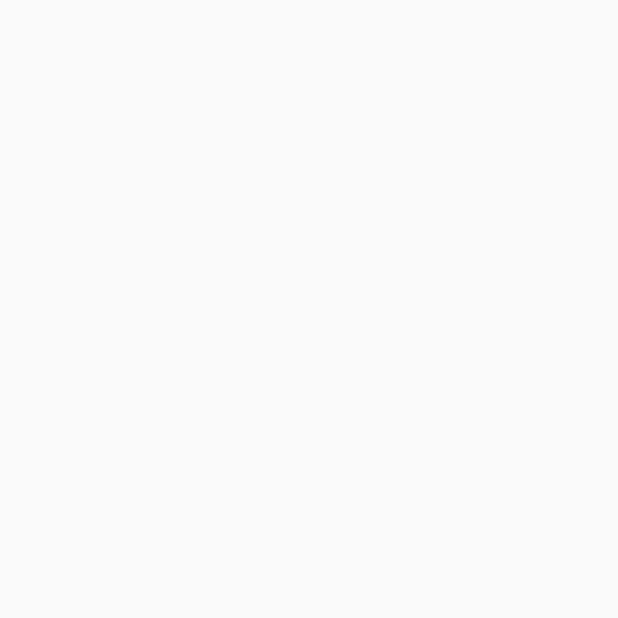
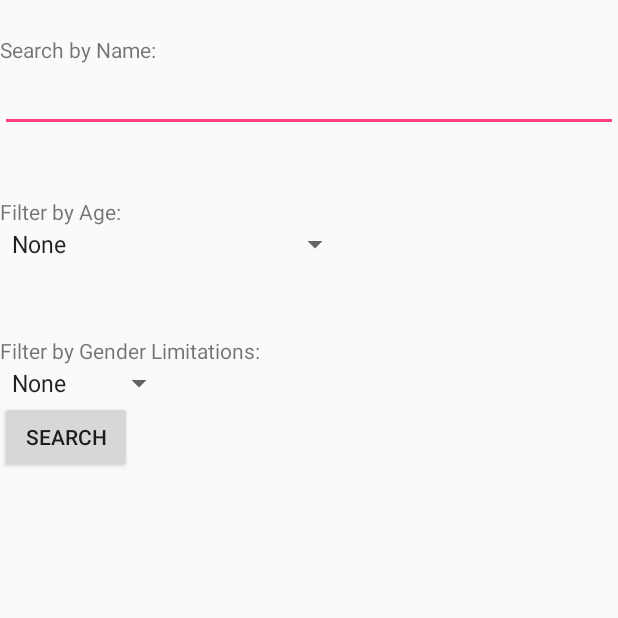
Before and after one commit to suinyun/Perfect-Cube, an Android app: the SearchActivity screen opened directly, with no data from a screen before it, on a phone screen of 412 x 824 dp, the top half of it. Before the commit the part shown is empty. Run offline under Robolectric (Android 15) with nearby library versions, the phone set to English and light mode, and no system bars.

Commit message:
added search screen & its activity

```diff
--- a/app/src/main/java/edu/team27/perfectcube/controller/SearchActivity.java
+++ b/app/src/main/java/edu/team27/perfectcube/controller/SearchActivity.java
@@ -1,10 +1,99 @@
 package edu.team27.perfectcube.controller;
 
 import android.app.Activity;
+import android.content.Intent;
+import android.os.Bundle;
+import android.view.View;
+import android.widget.AdapterView;
+import android.widget.ArrayAdapter;
+import android.widget.Button;
+import android.widget.EditText;
+import android.widget.Spinner;
+
+import edu.team27.perfectcube.R;
 
 /**
  * Created by emmad on 3/11/2018.
  */
 
 public class SearchActivity extends Activity {
+
+    Spinner genderSpinner;
+    Spinner ageSpinner;
+    Button searchButton;
+
+    String filterGender;
+    String filterAge;
+    String filterName;
+
+    protected void onCreate(Bundle savedInstanceState) {
+        super.onCreate(savedInstanceState);
+        setContentView(R.layout.activity_search);
+
+        EditText simpleEditText = (EditText) findViewById(R.id.name_entry);
+        filterName = simpleEditText.getText().toString();
+
+        genderSpinner = findViewById(R.id.gender_spinner);
+        // Create an ArrayAdapter using the string array and a default spinner layout
+        ArrayAdapter<CharSequence> genderadapter = ArrayAdapter.createFromResource(this,
+                R.array.gender_spinner_array, android.R.layout.simple_spinner_item);
+        // Specify the layout to use when the list of choices appears
+        genderadapter.setDropDownViewResource(android.R.layout.simple_spinner_dropdown_item);
+        // Apply the adapter to the spinner
+        genderSpinner.setAdapter(genderadapter);
+        genderSpinner.setOnItemSelectedListener(new AdapterView.OnItemSelectedListener() {
+
+            @Override
+            public void onItemSelected(AdapterView<?> adapterView, View view,
+                                       int position, long id) {
+                filterGender = adapterView.getItemAtPosition(position).toString();
+
+
+            }
+
+            @Override
+            public void onNothingSelected(AdapterView<?> adapterView) {
+                filterGender = "None";
+
+            }
+        });
+
+
+        ageSpinner = findViewById(R.id.age_spinner);
+        // Create an ArrayAdapter using the string array and a default spinner layout
+        ArrayAdapter<CharSequence> ageadapter = ArrayAdapter.createFromResource(this,
+                R.array.age_spinner_array, android.R.layout.simple_spinner_item);
+        // Specify the layout to use when the list of choices appears
+        ageadapter.setDropDownViewResource(android.R.layout.simple_spinner_dropdown_item);
+        // Apply the adapter to the spinner
+        ageSpinner.setAdapter(ageadapter);
+        ageSpinner.setOnItemSelectedListener(new AdapterView.OnItemSelectedListener() {
+
+            @Override
+            public void onItemSelected(AdapterView<?> adapterView, View view,
+                                       int position, long id) {
+                filterAge = adapterView.getItemAtPosition(position).toString();
+
+
+            }
+
+            @Override
+            public void onNothingSelected(AdapterView<?> adapterView) {
+                filterAge = "None";
+
+            }
+        });
+
+        searchButton = findViewById(R.id.execute_search_button);
+
+        searchButton.setOnClickListener(new View.OnClickListener() {
+            @Override
+            public void onClick(View view) {
+                Intent intent = new Intent(getApplicationContext(), ListActivity.class);
+                startActivity(intent);
+
+            }
+        });
+    }
+
 }
--- a/app/src/main/res/layout/activity_search.xml
+++ b/app/src/main/res/layout/activity_search.xml
@@ -1,6 +1,78 @@
 <?xml version="1.0" encoding="utf-8"?>
-<android.support.constraint.ConstraintLayout
-    xmlns:android="http://schemas.android.com/apk/res/android" android:layout_width="match_parent"
+<RelativeLayout
+    xmlns:android="http://schemas.android.com/apk/res/android"
+    xmlns:app="http://schemas.android.com/apk/res-auto"
+    android:layout_width="match_parent"
     android:layout_height="match_parent">
 
-</android.support.constraint.ConstraintLayout>
+    <TextView
+        android:id="@+id/textView5"
+        android:layout_width="wrap_content"
+        android:layout_height="wrap_content"
+        android:layout_alignParentStart="true"
+        android:layout_alignParentTop="true"
+        android:layout_marginTop="23dp"
+        android:text="Search by Name:"
+        app:layout_constraintBottom_toTopOf="@+id/name_entry"
+        app:layout_constraintEnd_toEndOf="parent"
+        app:layout_constraintStart_toStartOf="parent" />
+
+    <EditText
+        android:id="@+id/name_entry"
+        android:layout_width="match_parent"
+        android:layout_height="wrap_content"
+        android:layout_alignParentStart="true"
+        android:layout_below="@+id/textView5" />
+
+
+    <TextView
+        android:id="@+id/textView4"
+        android:layout_width="wrap_content"
+        android:layout_height="wrap_content"
+        android:layout_alignParentStart="true"
+        android:layout_below="@+id/name_entry"
+        android:layout_marginTop="43dp"
+        android:text="Filter by Age:"
+        app:layout_constraintBottom_toTopOf="@+id/age_spinner"
+        app:layout_constraintEnd_toEndOf="parent"
+        app:layout_constraintStart_toStartOf="parent" />
+
+    <Spinner
+        android:id="@+id/age_spinner"
+        android:layout_width="wrap_content"
+        android:layout_height="wrap_content"
+        android:layout_alignParentStart="true"
+        android:layout_below="@+id/textView4">
+
+    </Spinner>
+
+
+    <TextView
+    android:id="@+id/textView3"
+    android:layout_width="wrap_content"
+    android:layout_height="wrap_content"
+    android:layout_alignParentStart="true"
+    android:layout_below="@+id/textView4"
+    android:layout_marginTop="73dp"
+    android:text="Filter by Gender Limitations:"
+    app:layout_constraintBottom_toTopOf="@+id/gender_spinner"
+    app:layout_constraintEnd_toEndOf="parent"
+    app:layout_constraintStart_toStartOf="parent" />
+
+    <Spinner
+        android:id="@+id/gender_spinner"
+        android:layout_width="wrap_content"
+        android:layout_height="wrap_content"
+        android:layout_alignParentStart="true"
+        android:layout_below="@+id/textView3">
+
+    </Spinner>
+
+    <Button
+        android:id="@+id/execute_search_button"
+        android:layout_width="wrap_content"
+        android:layout_height="wrap_content"
+        android:layout_below="@+id/gender_spinner"
+        android:text="Search"/>
+
+</RelativeLayout>
--- a/app/src/main/res/values/strings.xml
+++ b/app/src/main/res/values/strings.xml
@@ -1,5 +1,15 @@
 <resources>
     <string name="app_name">Perfect Cube</string>
-    <string name="title_activity_fake_app">FakeAppActivity</string>
     <string name="welcome">Welcome!</string>
+    <string-array name = "gender_spinner_array">
+        <item>None</item>
+        <item>Male</item>
+        <item>Female</item>
+    </string-array>
+    <string-array name = "age_spinner_array">
+        <item>None</item>
+        <item>Families with Newborns</item>
+        <item>Children</item>
+        <item>Young Adults</item>
+    </string-array>
 </resources>
```
